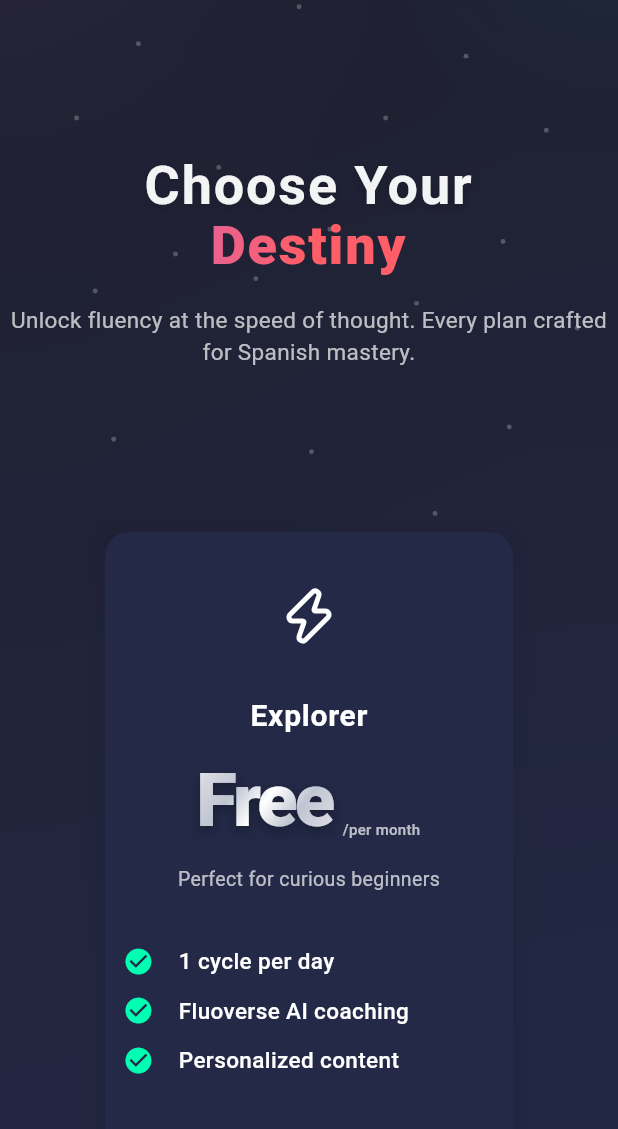
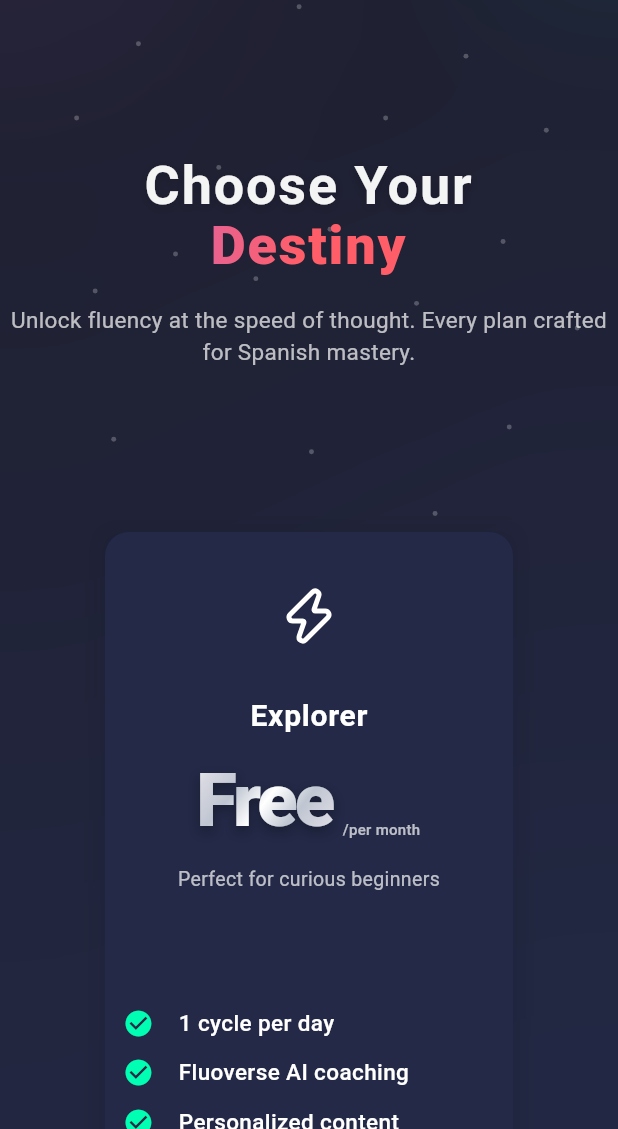
Before and after one commit to langverseadmin/Fluoverse-Landing-Page, a Flutter app: the PricingPage screen opened directly, on a phone screen of 412 x 824 dp, the part 107-1236 px from its top. Run offline on Flutter 3.47's test engine with Material 3 defaults, Android fonts, the phone set to English and light mode, and no system bars; our stand-ins replace confetti, flutter_animate, flutter_markdown, lucide_icons, supabase_flutter; accounts and stored records are empty; Roboto replaces fonts that are missing (Montserrat).

Commit message:
mobile fix

```diff
--- a/lib/website/widgets/pricing_widgets.dart
+++ b/lib/website/widgets/pricing_widgets.dart
@@ -279,9 +279,9 @@
 
     if (isMobile) {
       cardWidth = percent(width * 0.92, min: 220, max: 280);
-      cardHeight = percent(height * 0.58, min: 340, max: 540);
+      cardHeight = percent(height * 0.68, min: 340, max: 740);
       middleCardWidth = percent(cardWidth * 1.13, min: 240, max: 280);
-      middleCardHeight = percent(cardHeight * 1.07, min: 360, max: 600);
+      middleCardHeight = percent(cardHeight * 1.07, min: 360, max: 800);
       spacing = percent(height * 0.025, min: 10, max: 32);
     } else if (isTablet) {
       cardWidth = percent(width * 0.28, min: 220, max: 340);
```
